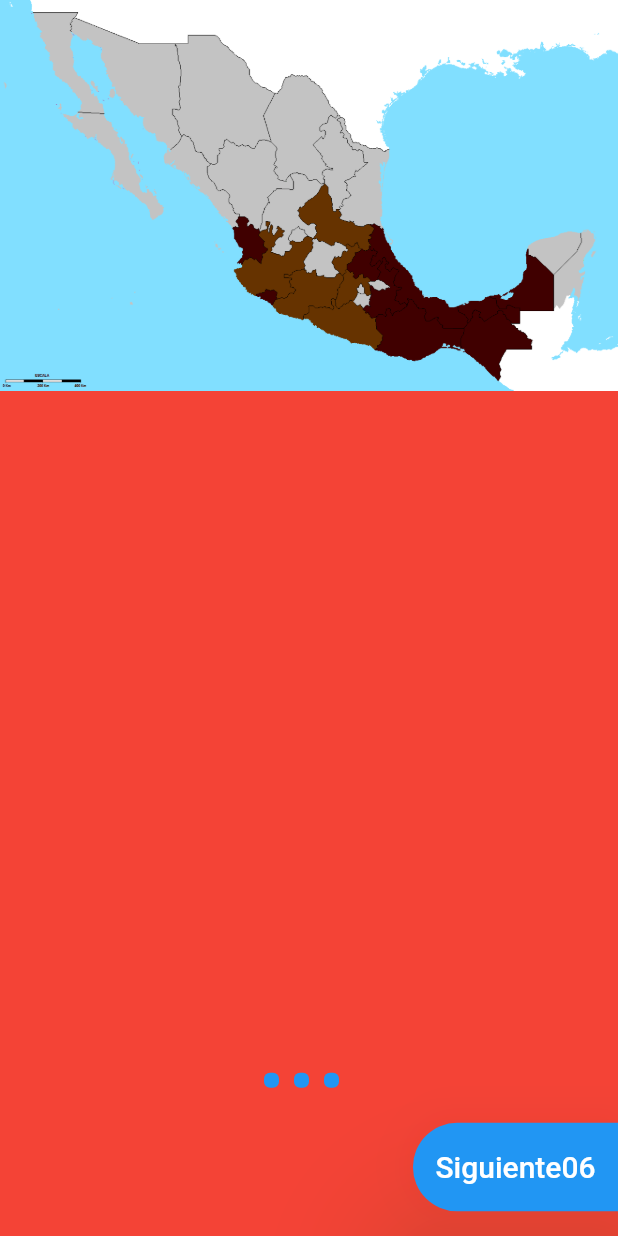
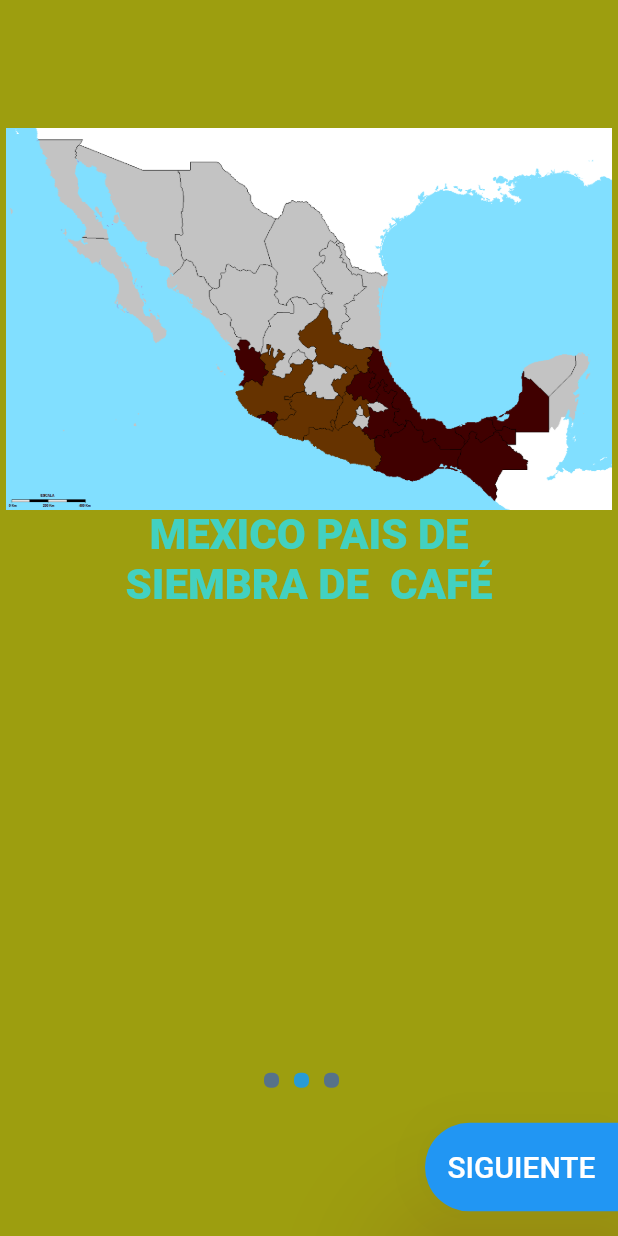
Before and after one commit to Narciso43/ProyectoMovilP1, a Flutter app: the screen it shows after launch, on a phone screen of 412 x 824 dp. Run offline on Flutter 3.47's test engine with Material 2 defaults, Android fonts, the phone set to English and light mode, and no system bars; our stand-ins replace get.

Commit message:
Modificacion de bonotones activos sliper

```diff
--- a/lib/screens/onboarding_paso.dart
+++ b/lib/screens/onboarding_paso.dart
@@ -1,3 +1,4 @@
+import 'package:app_analisis_cafe/utils/utils.dart';
 import 'package:flutter/material.dart';
 
 class OnboardinPaso extends StatelessWidget {
@@ -6,22 +7,57 @@ class OnboardinPaso extends StatelessWidget {
   final String rutaImagen;
   final Color color;
 
-  const OnboardinPaso(
+  final TextStyle tituloStyle = TextStyle(
+    fontWeight: FontWeight.w800,
+    fontSize: 28.0,
+    color: CustomTheme.colorGreen,
+  );
+
+  final TextStyle subtituloStyle = TextStyle(
+    fontWeight: FontWeight.w600,
+    fontSize: 24.0,
+    color: CustomTheme.colorSpanishGray,
+  );
+
+  OnboardinPaso(
       {super.key,
       required this.titulo,
       required this.subtitulo,
       required this.rutaImagen,
       required this.color});
+
   @override
   Widget build(BuildContext context) {
+    var Size = MediaQuery.of(context).size;
+    var screenWidth = Size.width;
+
     return Container(
-      color: color,
+      color: CustomTheme.colorSpanishGray,
       child: Column(
         children: [
+          SizedBox(height: 85.0),
           Image(
             image: AssetImage(rutaImagen),
+            width: screenWidth * 0.98,
             fit: BoxFit.fitWidth,
-          )
+          ),
+          Container(
+            width: Size.width * 0.8,
+            child: Text(
+              titulo,
+              style: tituloStyle,
+              textAlign: TextAlign.center,
+            ),
+          ),
+          SizedBox(height: 80.0),
+          Container(
+            width: Size.width * 0.8,
+            child: Text(
+              subtitulo,
+              style: subtituloStyle,
+              textAlign: TextAlign.center,
+            ),
+          ),
         ],
       ),
     );
--- a/lib/screens/onboardslider.dart
+++ b/lib/screens/onboardslider.dart
@@ -52,7 +52,7 @@ class SiguienteBoton extends StatelessWidget {
         })),
         onPressed: () {},
         child: Text(
-          'Siguiente06',
+          'SIGUIENTE',
           style: TextStyle(
             fontSize: 20.0,
           ),
@@ -70,19 +70,19 @@ class _OnboarSliderPag extends StatelessWidget {
     return PageView(
       children: [
         OnboardinPaso(
-          rutaImagen: 'assets/img/33.png',
-          titulo: 'cafesin',
-          subtitulo: 'sfsfasfs',
-          color: Color.fromARGB(255, 244, 67, 54),
+          rutaImagen: 'assets/img/mexico.png',
+          titulo: 'MEXICO PAIS DE SIEMBRA DE  CAFÉ',
+          subtitulo: 'FFFFASDFASDFASDFASDF',
+          color: Color.fromARGB(255, 28, 21, 20),
         ),
         OnboardinPaso(
-          rutaImagen: 'assets/img/cafe1.png',
+          rutaImagen: 'assets/img/planta.png',
           titulo: 'cafesin',
           subtitulo: 'sfsfasfs',
           color: Color.fromARGB(255, 28, 67, 99),
         ),
         OnboardinPaso(
-          rutaImagen: 'assets/img/plan1_2.png',
+          rutaImagen: 'assets/img/cultivos.png',
           titulo: 'cafesin',
           subtitulo: 'sfsfasfs',
           color: Colors.yellow,
@@ -103,15 +103,15 @@ class _puntos extends StatelessWidget {
     return Container(
       margin: EdgeInsets.only(bottom: screenHeight * 0.12),
       child: Row(mainAxisAlignment: MainAxisAlignment.center, children: [
-        _punto(),
+        _punto(active: false),
         SizedBox(
           width: 10,
         ),
-        _punto(),
+        _punto(active: true),
         SizedBox(
           width: 10,
         ),
-        _punto(),
+        _punto(active: false),
         SizedBox(
           width: 10,
         ),
@@ -123,13 +123,17 @@ class _puntos extends StatelessWidget {
 class _punto extends StatelessWidget {
   const _punto({
     Key? key,
+    required this.active,
   }) : super(key: key);
+
+  final bool active;
 
   @override
   Widget build(BuildContext context) {
     return Container(
       decoration: BoxDecoration(
-        color: Colors.blue,
+        color:
+            active ? CustomTheme.colorBlue : Color.fromARGB(255, 86, 114, 137),
         borderRadius: BorderRadius.circular(4.0),
       ),
       width: 10.0,
--- a/lib/widgets/siguienteBoton.dart
+++ b/lib/widgets/siguienteBoton.dart
@@ -13,9 +13,9 @@ class SiguienteBoton extends StatelessWidget {
         style: ButtonStyle(elevation:
             MaterialStateProperty.resolveWith<double>((states) {
           return 10.0;
+        }), backgroundColor: MaterialStateProperty.resolveWith<Color>((states) {
+          return CustomTheme.olorLightGray;
         }), shadowColor: MaterialStateProperty.resolveWith<Color>((states) {
-          // no me agarra el color de sombra
-
           return CustomTheme.colorBlue;
         }), padding: MaterialStateProperty.resolveWith<EdgeInsets>((states) {
           return EdgeInsets.symmetric(horizontal: 15.0, vertical: 18.0);
```
Also changed, not shown: assets/img/cultivos.png (renamed from assets/img/plan1_2.png), assets/img/mexico.png (renamed from assets/img/33.png), assets/img/planta.png (added).
